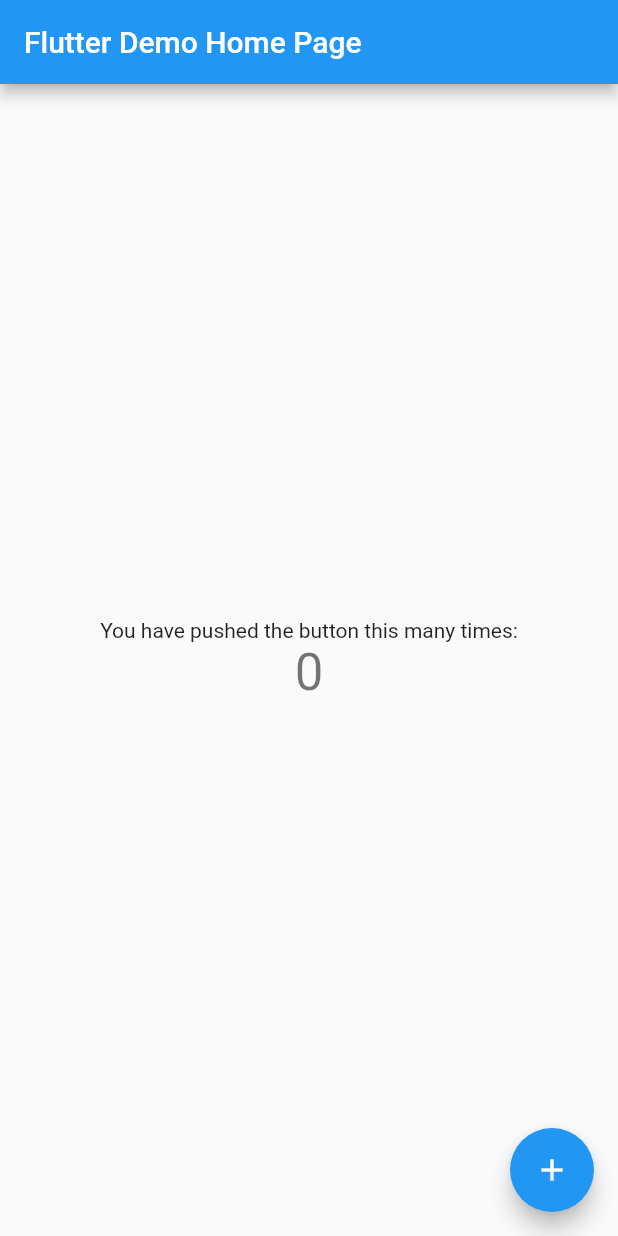
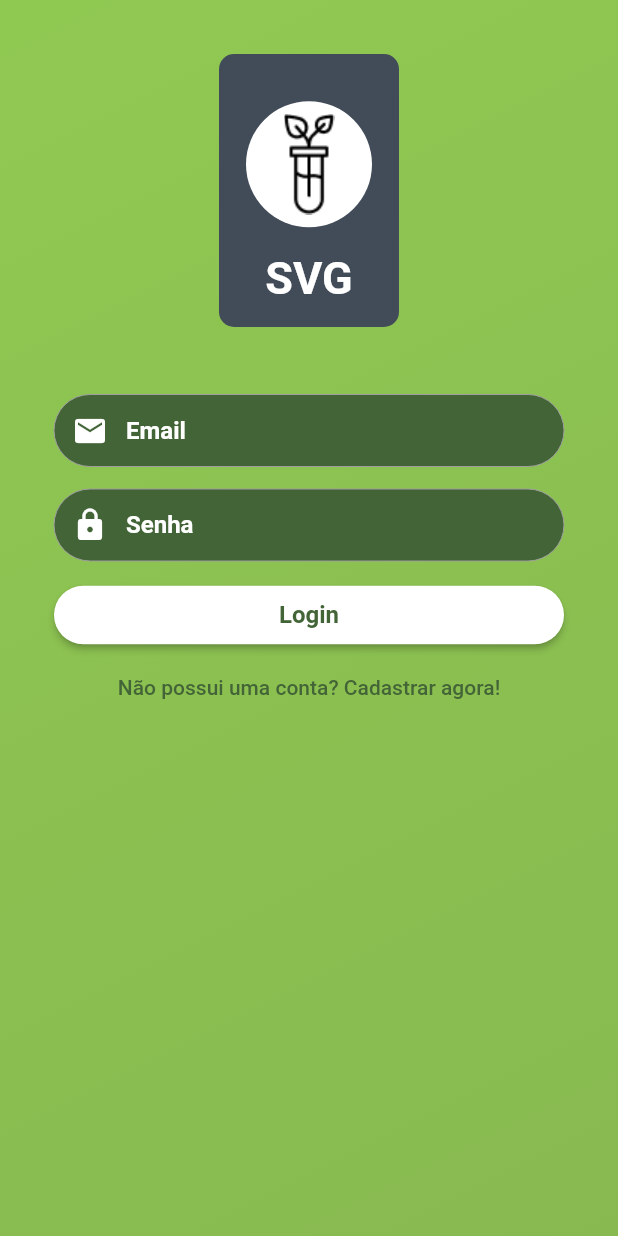
Before and after one commit to PI2-Smart-Vegetable-Germinator/svg-app, a Flutter app: the screen it shows after launch, on a phone screen of 412 x 824 dp. Run offline on Flutter 3.47's test engine with Material 2 defaults, Android fonts, the light colour scheme and no system bars.

Commit message:
Add splash screen and layout for login screen. Still needs wiring things up.

```diff
--- a/lib/main.dart
+++ b/lib/main.dart
@@ -1,4 +1,6 @@
 import 'package:flutter/material.dart';
+
+import './screens/login.dart';
 
 void main() => runApp(MyApp());
 
@@ -20,92 +22,7 @@
         // is not restarted.
         primarySwatch: Colors.blue,
       ),
-      home: MyHomePage(title: 'Flutter Demo Home Page'),
+      home: LoginScreen(),
     );
   }
 }
-
-class MyHomePage extends StatefulWidget {
-  MyHomePage({Key key, this.title}) : super(key: key);
-
-  // This widget is the home page of your application. It is stateful, meaning
-  // that it has a State object (defined below) that contains fields that affect
-  // how it looks.
-
-  // This class is the configuration for the state. It holds the values (in this
-  // case the title) provided by the parent (in this case the App widget) and
-  // used by the build method of the State. Fields in a Widget subclass are
-  // always marked "final".
-
-  final String title;
-
-  @override
-  _MyHomePageState createState() => _MyHomePageState();
-}
-
-class _MyHomePageState extends State<MyHomePage> {
-  int _counter = 0;
-
-  void _incrementCounter() {
-    setState(() {
-      // This call to setState tells the Flutter framework that something has
-      // changed in this State, which causes it to rerun the build method below
-      // so that the display can reflect the updated values. If we changed
-      // _counter without calling setState(), then the build method would not be
-      // called again, and so nothing would appear to happen.
-      _counter++;
-    });
-  }
-
-  @override
-  Widget build(BuildContext context) {
-    // This method is rerun every time setState is called, for instance as done
-    // by the _incrementCounter method above.
-    //
-    // The Flutter framework has been optimized to make rerunning build methods
-    // fast, so that you can just rebuild anything that needs updating rather
-    // than having to individually change instances of widgets.
-    return Scaffold(
-      appBar: AppBar(
-        // Here we take the value from the MyHomePage object that was created by
-        // the App.build method, and use it to set our appbar title.
-        title: Text(widget.title),
-      ),
-      body: Center(
-        // Center is a layout widget. It takes a single child and positions it
-        // in the middle of the parent.
-        child: Column(
-          // Column is also a layout widget. It takes a list of children and
-          // arranges them vertically. By default, it sizes itself to fit its
-          // children horizontally, and tries to be as tall as its parent.
-          //
-          // Invoke "debug painting" (press "p" in the console, choose the
-          // "Toggle Debug Paint" action from the Flutter Inspector in Android
-          // Studio, or the "Toggle Debug Paint" command in Visual Studio Code)
-          // to see the wireframe for each widget.
-          //
-          // Column has various properties to control how it sizes itself and
-          // how it positions its children. Here we use mainAxisAlignment to
-          // center the children vertically; the main axis here is the vertical
-          // axis because Columns are vertical (the cross axis would be
-          // horizontal).
-          mainAxisAlignment: MainAxisAlignment.center,
-          children: <Widget>[
-            Text(
-              'You have pushed the button this many times:',
-            ),
-            Text(
-              '$_counter',
-              style: Theme.of(context).textTheme.display1,
-            ),
-          ],
-        ),
-      ),
-      floatingActionButton: FloatingActionButton(
-        onPressed: _incrementCounter,
-        tooltip: 'Increment',
-        child: Icon(Icons.add),
-      ), // This trailing comma makes auto-formatting nicer for build methods.
-    );
-  }
-}
--- /dev/null
+++ b/lib/screens/login.dart
@@ -0,0 +1,112 @@
+import 'package:flutter/material.dart';
+import '../widgets/logo.dart';
+
+class LoginScreen extends StatelessWidget {
+  @override
+  Widget build(BuildContext context) {
+    final emailField = TextField(
+      style: TextStyle(color: Colors.white),
+      decoration: InputDecoration(
+        prefixIcon: Icon(
+          Icons.email,
+          color: Colors.white,
+        ),
+        contentPadding: EdgeInsets.fromLTRB(20.0, 10.0, 20.0, 10.0),
+        hintText: "Email",
+        hintStyle: TextStyle(color: Colors.white, fontWeight: FontWeight.bold),
+        enabledBorder: OutlineInputBorder(
+          borderRadius: BorderRadius.circular(32.0),
+          borderSide: BorderSide(color: Colors.grey, width: 0.0),
+        ),
+        focusedBorder: OutlineInputBorder(
+          borderRadius: BorderRadius.circular(32.0),
+          borderSide: BorderSide(color: Colors.grey, width: 0.0),
+        ),
+        fillColor: Color.fromRGBO(67, 100, 54, 1),
+        filled: true,
+      ),
+    );
+
+    final passwordField = TextField(
+      obscureText: true,
+      style: TextStyle(color: Colors.white),
+      decoration: InputDecoration(
+        prefixIcon: Icon(
+          Icons.lock,
+          color: Colors.white,
+        ),
+        contentPadding: EdgeInsets.fromLTRB(20.0, 10.0, 20.0, 10.0),
+        hintText: "Senha",
+        hintStyle: TextStyle(color: Colors.white, fontWeight: FontWeight.bold),
+        enabledBorder: OutlineInputBorder(
+          borderRadius: BorderRadius.circular(32.0),
+          borderSide: BorderSide(color: Colors.grey, width: 0.0),
+        ),
+        focusedBorder: OutlineInputBorder(
+          borderRadius: BorderRadius.circular(32.0),
+          borderSide: BorderSide(color: Colors.grey, width: 0.0),
+        ),
+        fillColor: Color.fromRGBO(67, 100, 54, 1),
+        filled: true,
+      ),
+    );
+
+    final loginButton = RaisedButton(
+      onPressed: () {},
+      color: Colors.white,
+      textColor: Color.fromRGBO(67, 100, 54, 1),
+      shape: RoundedRectangleBorder(
+        borderRadius: BorderRadius.circular(32),
+      ),
+      padding: EdgeInsets.fromLTRB(20.0, 10.0, 20.0, 10.0),
+      child: Container(
+        child: const Text(
+          'Login',
+          style: TextStyle(
+            fontWeight: FontWeight.bold,
+            fontSize: 16,
+          ),
+        ),
+      ),
+    );
+
+    return Scaffold(
+      body: Container(
+        decoration: BoxDecoration(
+          gradient: LinearGradient(
+            begin: Alignment.topLeft,
+            end: Alignment.bottomRight,
+            colors: [
+              Color.fromRGBO(144, 201, 82, 1),
+              Color.fromRGBO(135, 185, 80, 1),
+            ],
+          ),
+        ),
+        child: Padding(
+          padding: EdgeInsets.all(36.0),
+          child: Column(
+            mainAxisAlignment: MainAxisAlignment.start,
+            crossAxisAlignment: CrossAxisAlignment.center,
+            children: <Widget>[
+              LogoWidget(),
+              SizedBox(height: 45),
+              emailField,
+              SizedBox(height: 15),
+              passwordField,
+              SizedBox(height: 12),
+              SizedBox(
+                width: double.infinity,
+                child: loginButton,
+              ),
+              FlatButton(
+                onPressed: () {},
+                textColor: Color.fromRGBO(67, 100, 54, 1),
+                child: Text("Não possui uma conta? Cadastrar agora!"),
+              )
+            ],
+          ),
+        ),
+      ),
+    );
+  }
+}
--- /dev/null
+++ b/lib/widgets/logo.dart
@@ -0,0 +1,42 @@
+import 'package:flutter/material.dart';
+
+class LogoWidget extends StatelessWidget {
+  @override
+  Widget build(BuildContext context) {
+    return Container(
+      decoration: BoxDecoration(
+        color: Color.fromRGBO(66, 76, 89, 1),
+        borderRadius: BorderRadius.all(
+          Radius.circular(10.0),
+        ),
+      ),
+      width: 120,
+      padding: EdgeInsets.all(15),
+      child: Column(
+        mainAxisAlignment: MainAxisAlignment.center,
+        crossAxisAlignment: CrossAxisAlignment.center,
+        children: <Widget>[
+          Container(
+            decoration: BoxDecoration(
+              shape: BoxShape.circle,
+              color: Colors.white,
+            ),
+            padding: EdgeInsets.all(25),
+            child: Image.asset(
+              'assets/logo.png',
+              fit: BoxFit.fill,
+            ),
+          ),
+          Text(
+            "SVG",
+            style: TextStyle(
+              color: Colors.white,
+              fontSize: 30.0,
+              fontWeight: FontWeight.bold,
+            ),
+          )
+        ],
+      ),
+    );
+  }
+}
--- a/pubspec.yaml
+++ b/pubspec.yaml
@@ -41,8 +41,8 @@
   uses-material-design: true
 
   # To add assets to your application, add an assets section, like this:
-  # assets:
-  #  - images/a_dot_burr.jpeg
+  assets:
+    - assets/logo.png
   #  - images/a_dot_ham.jpeg
 
   # An image asset can refer to one or more resolution-specific "variants", see
```
Also changed, not shown: assets/logo.png (added), 3 other files.
